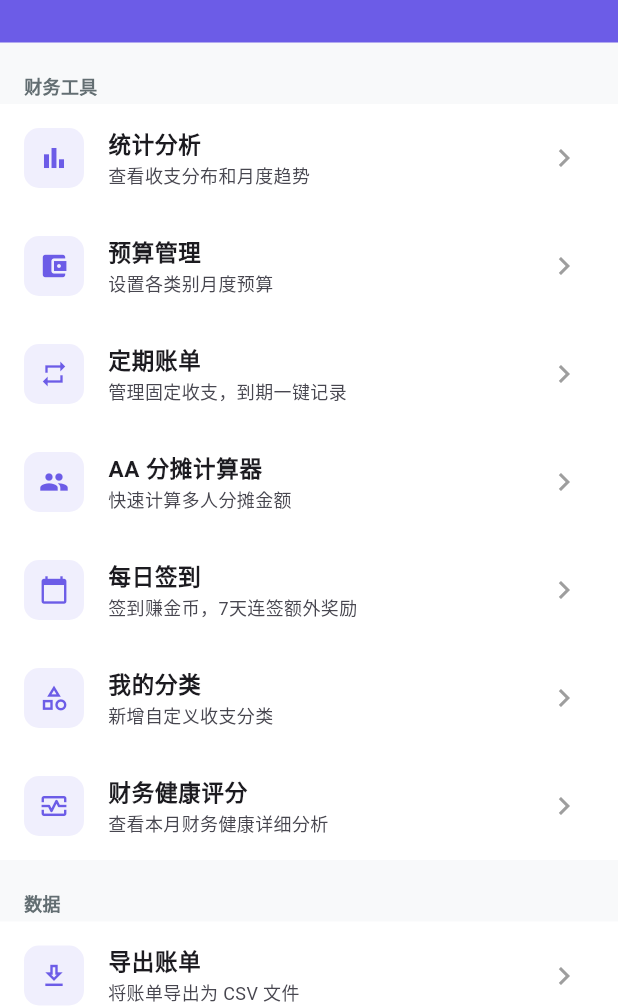
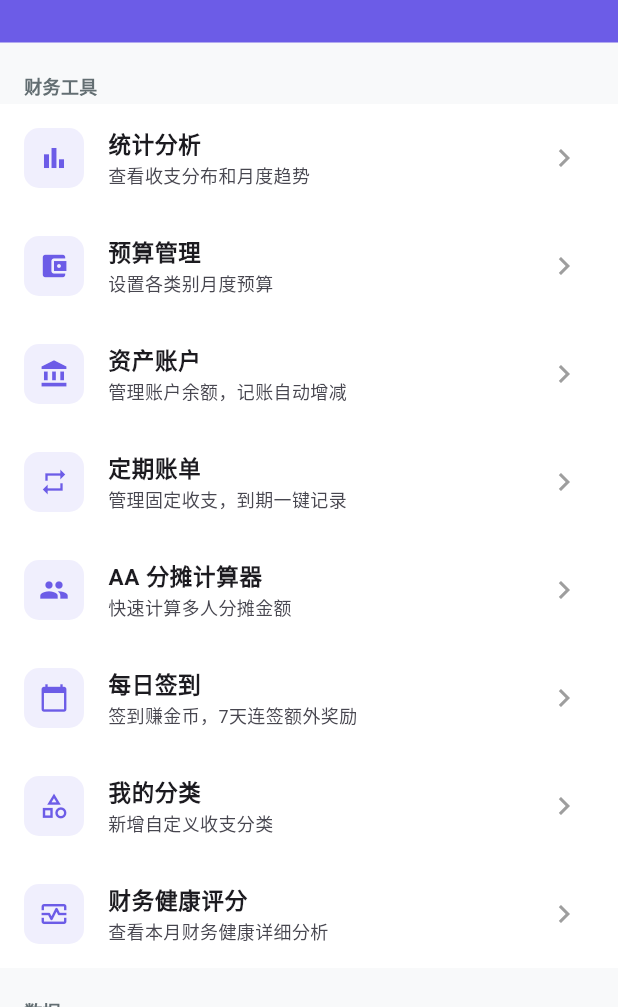
Before and after one commit to trvaelmq/ads_billtrack, a Flutter app: the ProfileView screen opened directly, on a phone screen of 412 x 824 dp, the part 229-1236 px from its top. Run offline on Flutter 3.47's test engine with Material 3 defaults, Android fonts, the phone set to English and light mode, and no system bars; our stand-ins replace fl_chart, flutter_local_notifications, get, hive, hive_flutter, share_plus and 1 more; accounts and stored records are empty.

Commit message:
feat: 资产账户路由与我的页入口
Co-Authored-By: Claude Opus 4.8 (1M context) <noreply@anthropic.com>

```diff
--- a/lib/modules/profile/profile_view.dart
+++ b/lib/modules/profile/profile_view.dart
@@ -94,6 +94,8 @@ class ProfileView extends GetView<ProfileController> {
               }),
           _MenuItem(icon: Icons.account_balance_wallet, label: '预算管理', subtitle: '设置各类别月度预算',
               onTap: () => Get.toNamed(Routes.budget)),
+          _MenuItem(icon: Icons.account_balance, label: '资产账户', subtitle: '管理账户余额，记账自动增减',
+              onTap: () => Get.toNamed(Routes.accounts)),
           _MenuItem(
             icon: Icons.repeat_outlined,
             label: '定期账单',
--- a/lib/router/app_pages.dart
+++ b/lib/router/app_pages.dart
@@ -31,6 +31,7 @@ import '../modules/recurring/recurring_binding.dart';
 import '../modules/report/heatmap_view.dart';
 import '../modules/report/category_drill_view.dart';
 import '../modules/report/compare_view.dart';
+import '../modules/account/account_list_view.dart';
 
 abstract class Routes {
   static const splash        = '/';
@@ -53,6 +54,7 @@ abstract class Routes {
   static const heatmap       = '/report/heatmap';
   static const categoryDrill = '/report/category';
   static const compare       = '/report/compare';
+  static const accounts      = '/accounts';
 }
 
 class AppPages {
@@ -134,5 +136,6 @@ class AppPages {
       transition: Transition.cupertino,
       transitionDuration: const Duration(milliseconds: 300),
     ),
+    GetPage(name: Routes.accounts, page: () => const AccountListView()),
   ];
 }
```
